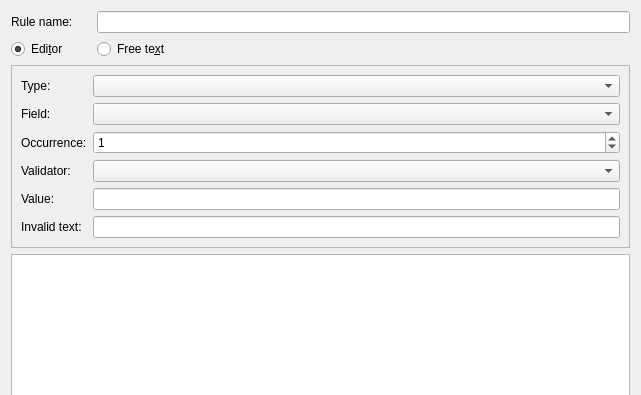
Above: Source/GUI/Qt/xsltruleedit.ui from MediaArea/MediaConch_SourceCode before the change; both pictures show x 0 to 641 and y 0 to 395 of the 641 by 635 pixel window. Below: the same form after it.
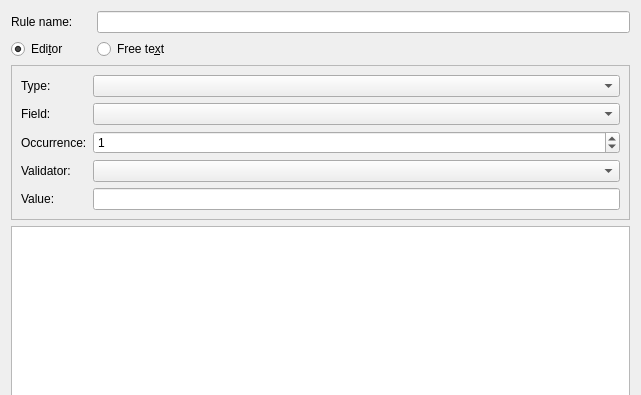
That is the form after the change.

Commit message: Policy/XSLT: invalid becomes not applicable (N/A) and cannot be edited

```diff
--- a/Source/GUI/Qt/xsltruleedit.ui
+++ b/Source/GUI/Qt/xsltruleedit.ui
@@ -139,16 +139,6 @@
         </property>
        </widget>
       </item>
-      <item row="6" column="2">
-       <widget class="QLineEdit" name="invalid"/>
-      </item>
-      <item row="6" column="0">
-       <widget class="QLabel" name="label_7">
-        <property name="text">
-         <string>Invalid text:</string>
-        </property>
-       </widget>
-      </item>
      </layout>
     </widget>
    </item>
```
The commit also changes 6 other files.
